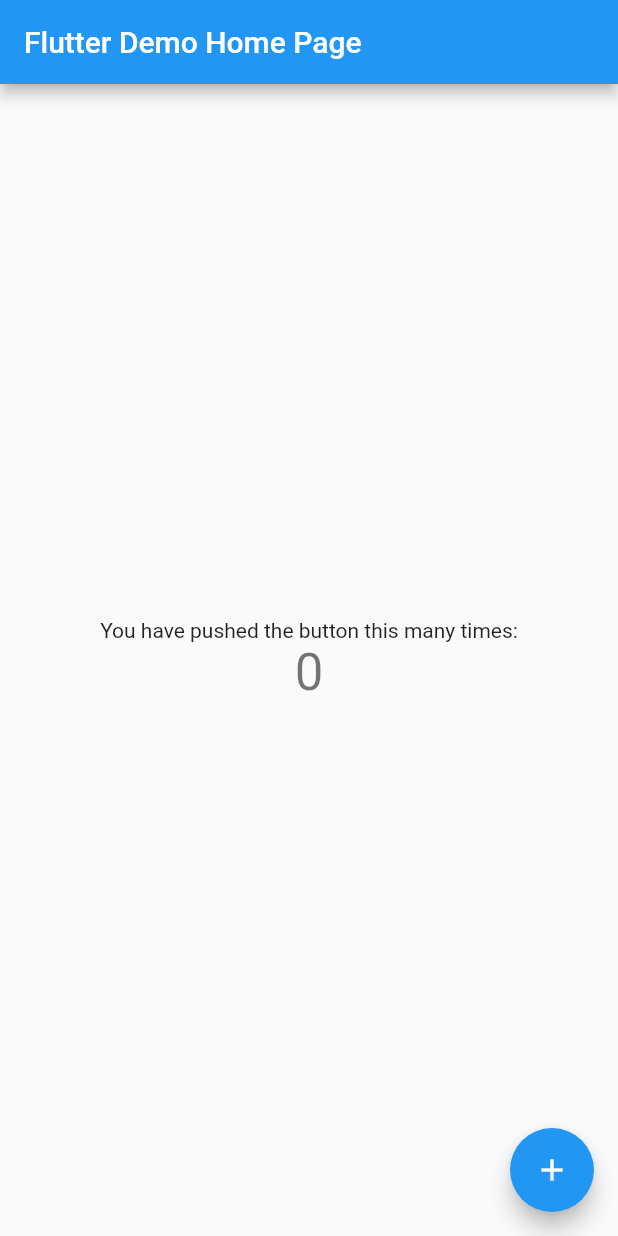
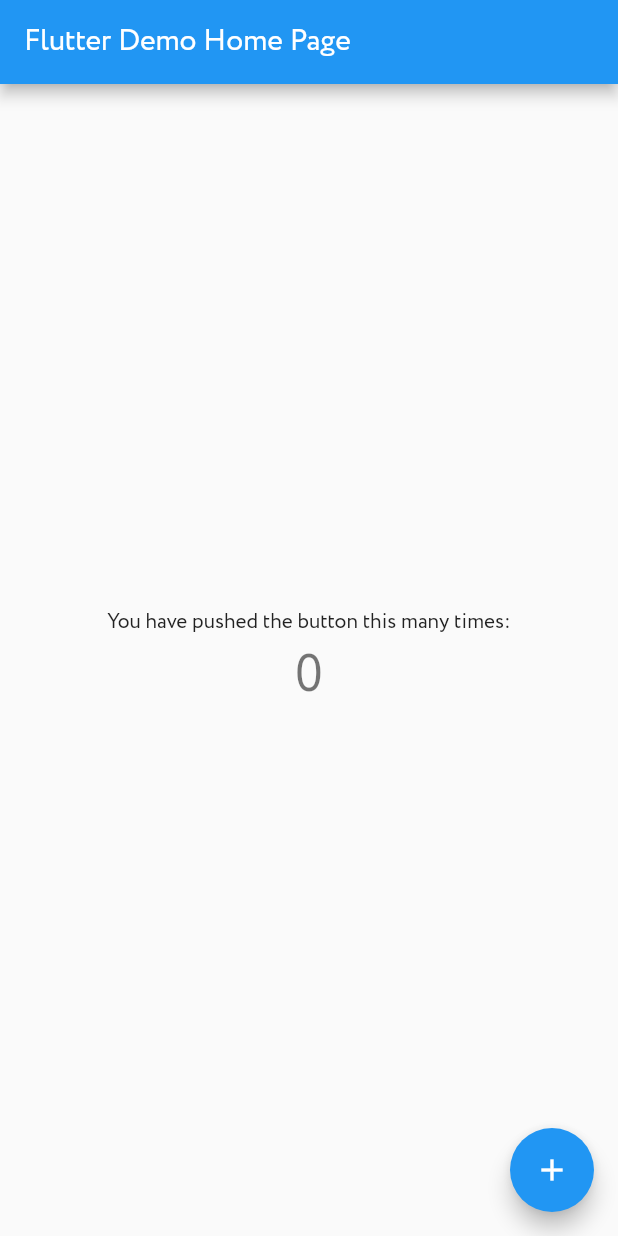
Before and after one commit to Zhark10/flutter-hive, a Flutter app: the screen it shows after launch, on a phone screen of 412 x 824 dp. Run offline on Flutter 3.47's test engine with Material 2 defaults, Android fonts, the phone set to English and light mode, and no system bars.

Commit message:
added custom fonts

```diff
--- a/lib/main.dart
+++ b/lib/main.dart
@@ -11,6 +11,7 @@ class MyApp extends StatelessWidget {
     return MaterialApp(
       title: 'Flutter Demo',
       theme: ThemeData(
+        fontFamily: 'Circe',
         // This is the theme of your application.
         //
         // Try running your application with "flutter run". You'll see the
```
Also changed, not shown: pubspec.yaml (+10 -0 lines), fonts/Circe-Bold.ttf (added), fonts/Circe-ExtraBold.ttf (added), fonts/Circe-ExtraLight.ttf (added), fonts/Circe-Light.ttf (added), fonts/Circe-Regular.ttf (added), fonts/Circe-Thin.ttf (added).
